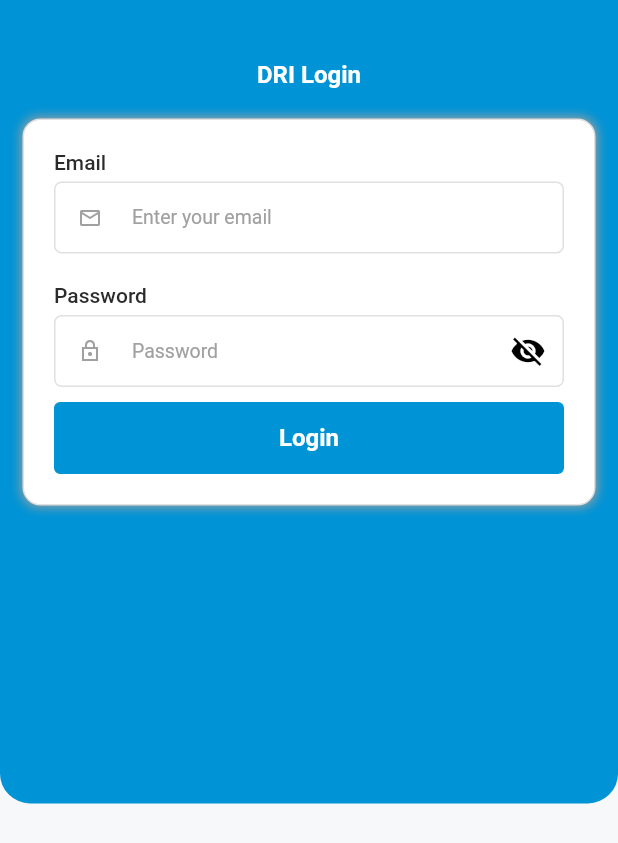
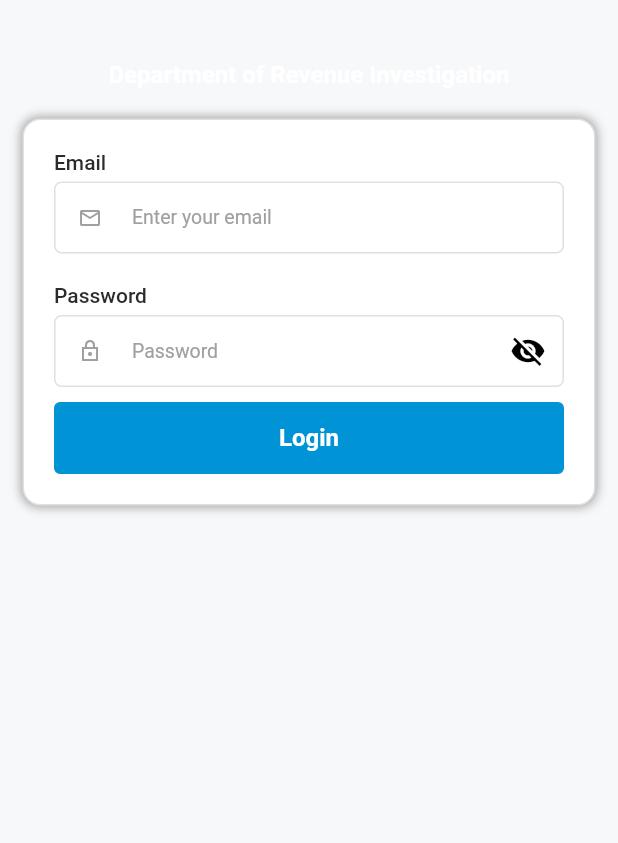
Before and after one commit to rohan-165/R-Connector, a Flutter app: the screen it shows after launch, on a phone screen of 412 x 824 dp. Shown: the top 843 px of the screen. Run offline on Flutter 3.47's test engine with Material 3 defaults, Android fonts, the phone set to English and light mode, and no system bars; our stand-ins replace bloc, connectivity_plus, dartz, device_info_plus, dio, dropdown_search and 19 more; missing offline and left inert: ai_barcode_scanner, flutter_html_all, flutter_jailbreak_detection_plus, nepali_date_picker; accounts and stored records are empty.

Commit message:
[CHORE] chore: remove unused shared preferences keys and clean up AppClearService logic
- Removed userNameKey, passwordKey, and rememberMeKey from SharedPrefKeys
- Cleaned up the clearAllData method in AppClearService, eliminating unnecessary user preference handling
- Updated login screen and support user dashboard for streamlined UI and functionality

```diff
--- a/lib/core/constants/shared_pref_keys.dart
+++ b/lib/core/constants/shared_pref_keys.dart
@@ -3,7 +3,4 @@ class SharedPrefKeys {
   static const String tokenKey = 'Token-Key';
   static const String theme = 'Theme';
   static const String language = 'Language';
-  static const String userNameKey = 'user-name';
-  static const String passwordKey = 'password';
-  static const String rememberMeKey = 'remember-me';
 }
--- a/lib/features/auth/presentation/screen/login_screen.dart
+++ b/lib/features/auth/presentation/screen/login_screen.dart
@@ -43,45 +43,22 @@ class _LoginScreenState extends State<LoginScreen> {
   Widget build(BuildContext context) {
     return Scaffold(
       body: SafeArea(
-        child: Stack(
-          alignment: Alignment.topCenter,
-          children: [
-            Container(
-              height: 0.65.sh,
-              decoration: BoxDecoration(
-                color: context.isDark
-                    ? AppColors.darkGreyColor
-                    : AppColors.primaryColor,
-                borderRadius: BorderRadius.only(
-                  bottomLeft: Radius.circular(20.r),
-                  bottomRight: Radius.circular(20.r),
-                ),
-              ),
-            ),
-            BlocBuilder<LoginBloc, LoginState>(
+        child: BlocBuilder<LoginBloc, LoginState>(
           builder: (context, loginState) {
             return SingleChildScrollView(
               child: Form(
                 key: _formKey,
                 child: AutofillGroup(
                   child: Column(
-                        mainAxisSize: MainAxisSize.min,
                     mainAxisAlignment: MainAxisAlignment.center,
                     children: [
-                          // Image.asset(
-                          //   AppAssets.logoRegular,
-                          //   height: 180.w,
-                          //   width: 180.w,
-                          // ).padBottom(),
                       Text(
-                                'DRI Login',
+                        'Department of Revenue Investigation',
                         style: context.textTheme.titleLarge?.copyWith(
                           color: AppColors.whiteColor,
                         ),
                         textAlign: TextAlign.center,
-                              )
-                              .padBottom(bottom: 20.h)
-                              .padHorizontal(horizontal: 20.w),
+                      ).padBottom(bottom: 20.h).padHorizontal(horizontal: 20.w),
 
                       Container(
                         decoration: BoxDecoration(
@@ -89,9 +66,7 @@ class _LoginScreenState extends State<LoginScreen> {
                               ? AppColors.darkGreyColor
                               : AppColors.whiteColor,
                           borderRadius: BorderRadius.circular(12.r),
-                              border: Border.all(
-                                color: AppColors.lightGreyColor,
-                              ),
+                          border: Border.all(color: AppColors.lightGreyColor),
                           boxShadow: [
                             BoxShadow(
                               color: AppColors.greyColor,
@@ -109,19 +84,14 @@ class _LoginScreenState extends State<LoginScreen> {
                             if (loginState.loginState.absNormalStatus ==
                                 AbsNormalStatus.ERROR) ...{
                               Text(
-                                        loginState
-                                                .loginState
-                                                .failure
-                                                ?.message ??
+                                    loginState.loginState.failure?.message ??
                                         context.l10(
                                           AppLocale
                                               .something_went_wrong_subtitle,
                                         ),
                                     textAlign: TextAlign.center,
                                     style: context.textTheme.bodyLarge
-                                            ?.copyWith(
-                                              color: AppColors.errorColor,
-                                            ),
+                                        ?.copyWith(color: AppColors.errorColor),
                                   )
                                   .padBottom(bottom: 20.h)
                                   .padHorizontal(horizontal: 20.w),
@@ -129,9 +99,7 @@ class _LoginScreenState extends State<LoginScreen> {
 
                             TextFieldWidget(
                                   key: UniqueKey(),
-                                      autofillHints: const [
-                                        AutofillHints.email,
-                                      ],
+                                  autofillHints: const [AutofillHints.email],
                                   prefixIcon: Icon(
                                     Icons.email_outlined,
                                     size: 16.w,
@@ -139,21 +107,15 @@ class _LoginScreenState extends State<LoginScreen> {
                                   ),
                                   controller: _emailController,
                                   labelText: context.l10(AppLocale.email),
-                                      hintText: context.l10(
-                                        AppLocale.enter_email,
-                                      ),
+                                  hintText: context.l10(AppLocale.enter_email),
                                   validator: (value) {
                                     // Simple email regex pattern
                                     final emailRegex = RegExp(
                                       r'^[\w-\.]+@([\w-]+\.)+[\w-]{2,4}$',
                                     );
                                     if (value == null || value.isEmpty) {
-                                          return context.l10(
-                                            AppLocale.enter_email,
-                                          );
-                                        } else if (!emailRegex.hasMatch(
-                                          value,
-                                        )) {
+                                      return context.l10(AppLocale.enter_email);
+                                    } else if (!emailRegex.hasMatch(value)) {
                                       return context.l10(
                                         AppLocale.enter_valid_email,
                                       );
@@ -165,18 +127,14 @@ class _LoginScreenState extends State<LoginScreen> {
                                 .padHorizontal(horizontal: 20.w),
                             TextFieldWidget(
                                   key: UniqueKey(),
-                                      autofillHints: const [
-                                        AutofillHints.password,
-                                      ],
+                                  autofillHints: const [AutofillHints.password],
                                   prefixIcon: Icon(
                                     Icons.lock_outline_sharp,
                                     size: 16.w,
                                     color: AppColors.greyColor,
                                   ),
                                   controller: _passwordController,
-                                      labelText: context.l10(
-                                        AppLocale.password,
-                                      ),
+                                  labelText: context.l10(AppLocale.password),
                                   hintText: context.l10(AppLocale.password),
                                   isPassword: true,
                                   validator: (value) {
@@ -203,8 +161,7 @@ class _LoginScreenState extends State<LoginScreen> {
                                   getIt<LoginBloc>().add(
                                     LoginSubmitEvent(
                                       email: _emailController.text.trim(),
-                                          password: _passwordController.text
-                                              .trim(),
+                                      password: _passwordController.text.trim(),
                                     ),
                                   );
                                 }
@@ -220,8 +177,6 @@ class _LoginScreenState extends State<LoginScreen> {
             );
           },
         ),
-          ],
-        ),
       ),
     );
   }
```
Also changed, not shown: lib/core/services/app_clear_service.dart (+5 -29 lines), lib/features/support_user/presentation/screen/support_user_dashbord.dart (+19 -1 lines). Lines whose indentation alone changed are shown as unchanged.
